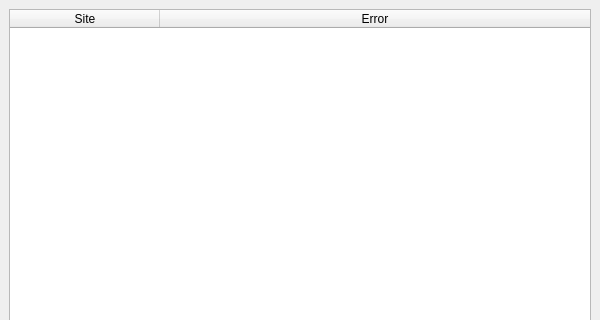
Qt form 2.x/UI/dooble_certificate_exceptions.ui (textbrowser/dooble) before a commit; both pictures show x 0 to 600 and y 0 to 320 of the 600 by 815 pixel window.
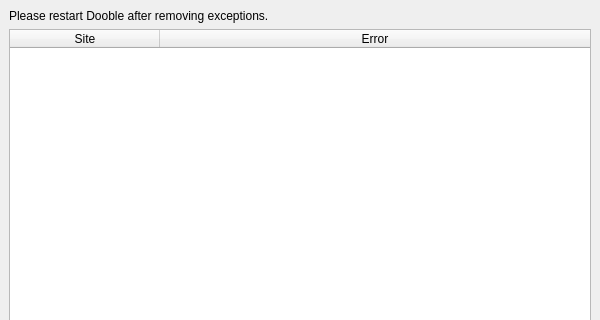
The same form after that commit. Icons and pictures are not drawn. Custom widgets are drawn as their Qt base class.

```diff
--- a/2.x/UI/dooble_certificate_exceptions.ui
+++ b/2.x/UI/dooble_certificate_exceptions.ui
@@ -19,6 +19,13 @@
   </property>
   <widget class="QWidget" name="centralwidget">
    <layout class="QVBoxLayout" name="verticalLayout">
+    <item>
+     <widget class="QLabel" name="label">
+      <property name="text">
+       <string>Please restart Dooble after removing exceptions.</string>
+      </property>
+     </widget>
+    </item>
     <item>
      <widget class="QTableWidget" name="table">
       <property name="alternatingRowColors">
```
